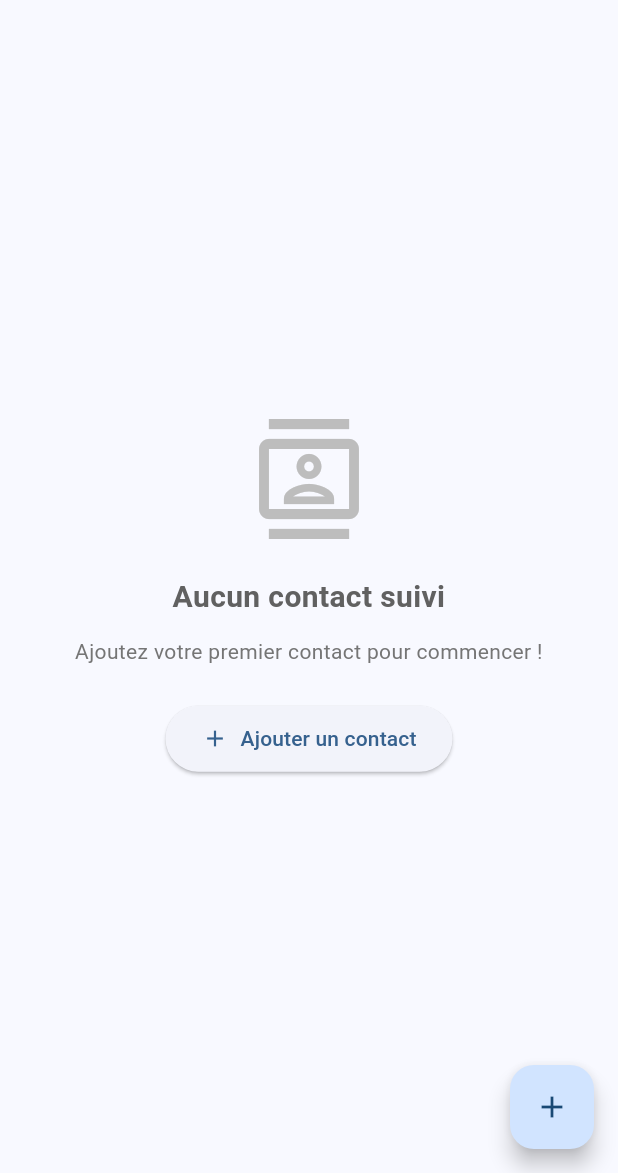
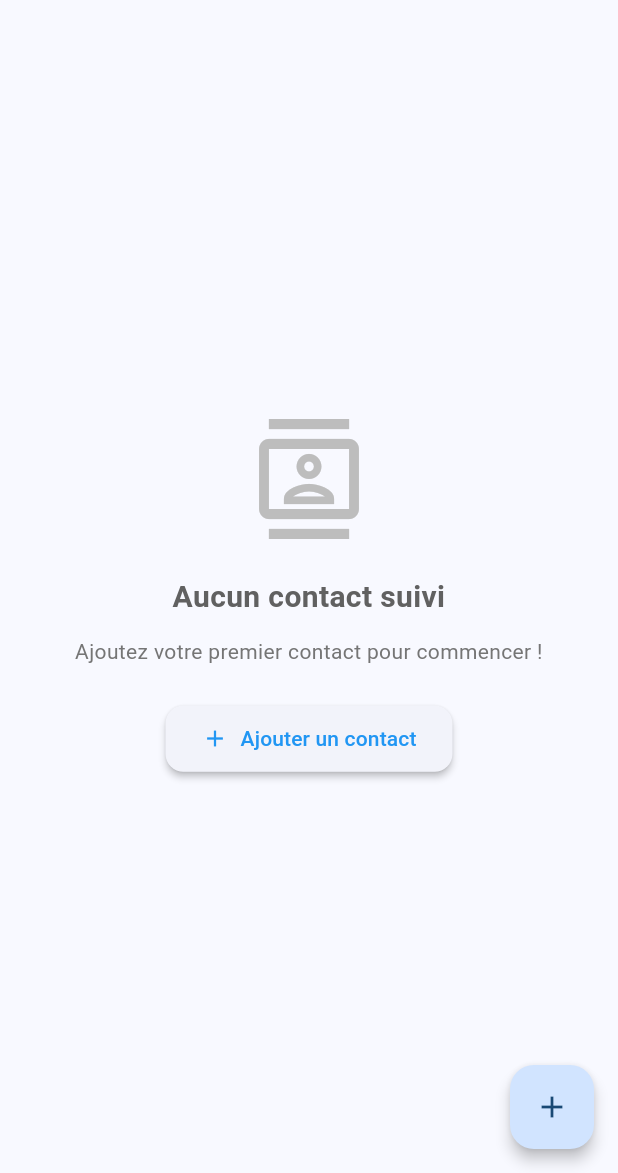
Before and after one commit to dgirard/calllog, a Flutter app: the screen it shows after launch, on a phone screen of 412 x 824 dp, the part 63-1236 px from its top. Run offline on Flutter 3.47's test engine with Material 3 defaults, Android fonts, the phone set to English and light mode, and no system bars; our stand-ins replace flutter_contacts, permission_handler, sqflite; accounts and stored records are empty.

Commit message:
Chantier 17: Améliorations UI/UX
- Créé app_theme.dart avec thème centralisé et cohérent
- Définition des couleurs de priorité
- Configuration complète du ThemeData avec Material Design 3
- Ajout d'animations sur ContactCard (scale au tap)
- Améliorations des transitions de page
- Cohérence des bordures arrondies (12-16px)
- Durées et courbes d'animation standardisées
- Optimisation de l'expérience utilisateur

🤖 Generated with [Claude Code](https://claude.com/claude-code)

Co-Authored-By: Claude <noreply@anthropic.com>

```diff
--- a/lib/main.dart
+++ b/lib/main.dart
@@ -7,6 +7,7 @@ import 'screens/home_screen.dart';
 import 'screens/add_contact_screen.dart';
 import 'screens/contact_detail_screen.dart';
 import 'screens/filters_screen.dart';
+import 'utils/app_theme.dart';
 
 void main() async {
   WidgetsFlutterBinding.ensureInitialized();
@@ -27,22 +28,7 @@ class MyApp extends StatelessWidget {
       child: MaterialApp(
         title: 'CallLog',
         debugShowCheckedModeBanner: false,
-        theme: ThemeData(
-          colorScheme: ColorScheme.fromSeed(
-            seedColor: Colors.blue,
-            brightness: Brightness.light,
-          ),
-          useMaterial3: true,
-          cardTheme: const CardThemeData(
-            elevation: 2,
-          ),
-          inputDecorationTheme: InputDecorationTheme(
-            border: OutlineInputBorder(
-              borderRadius: BorderRadius.circular(12),
-            ),
-            filled: true,
-          ),
-        ),
+        theme: AppTheme.lightTheme,
         // Localisation française
         localizationsDelegates: const [
           GlobalMaterialLocalizations.delegate,
--- /dev/null
+++ b/lib/utils/app_theme.dart
@@ -0,0 +1,126 @@
+import 'package:flutter/material.dart';
+
+/// Thème de l'application
+class AppTheme {
+  // Couleurs
+  static const Color primaryColor = Color(0xFF2196F3); // Bleu
+  static const Color secondaryColor = Color(0xFF03DAC6); // Teal
+  static const Color errorColor = Color(0xFFB00020);
+  static const Color successColor = Color(0xFF4CAF50);
+  static const Color warningColor = Color(0xFFFF9800);
+
+  // Couleurs de priorité
+  static const Color birthdayColor = Color(0xFFEC407A); // Rose
+  static const Color highPriorityColor = Color(0xFFEF5350); // Rouge
+  static const Color mediumPriorityColor = Color(0xFFFF9800); // Orange
+  static const Color lowPriorityColor = Color(0xFF66BB6A); // Vert
+
+  // Thème clair
+  static ThemeData get lightTheme {
+    return ThemeData(
+      colorScheme: ColorScheme.fromSeed(
+        seedColor: primaryColor,
+        brightness: Brightness.light,
+        primary: primaryColor,
+        secondary: secondaryColor,
+        error: errorColor,
+      ),
+      useMaterial3: true,
+
+      // AppBar
+      appBarTheme: const AppBarTheme(
+        centerTitle: false,
+        elevation: 0,
+        scrolledUnderElevation: 2,
+      ),
+
+      // Cards
+      cardTheme: CardThemeData(
+        elevation: 2,
+        shape: RoundedRectangleBorder(
+          borderRadius: BorderRadius.circular(16),
+        ),
+        margin: const EdgeInsets.symmetric(horizontal: 16, vertical: 8),
+      ),
+
+      // Inputs
+      inputDecorationTheme: InputDecorationTheme(
+        filled: true,
+        border: OutlineInputBorder(
+          borderRadius: BorderRadius.circular(12),
+        ),
+        contentPadding: const EdgeInsets.symmetric(
+          horizontal: 16,
+          vertical: 16,
+        ),
+      ),
+
+      // Boutons
+      elevatedButtonTheme: ElevatedButtonThemeData(
+        style: ElevatedButton.styleFrom(
+          elevation: 2,
+          padding: const EdgeInsets.symmetric(
+            horizontal: 24,
+            vertical: 14,
+          ),
+          shape: RoundedRectangleBorder(
+            borderRadius: BorderRadius.circular(12),
+          ),
+        ),
+      ),
+
+      // Chips
+      chipTheme: ChipThemeData(
+        shape: RoundedRectangleBorder(
+          borderRadius: BorderRadius.circular(20),
+        ),
+        padding: const EdgeInsets.symmetric(horizontal: 12, vertical: 8),
+      ),
+
+      // FloatingActionButton
+      floatingActionButtonTheme: const FloatingActionButtonThemeData(
+        elevation: 4,
+        highlightElevation: 8,
+      ),
+
+      // ListTile
+      listTileTheme: const ListTileThemeData(
+        contentPadding: EdgeInsets.symmetric(horizontal: 16, vertical: 4),
+      ),
+
+      // Divider
+      dividerTheme: const DividerThemeData(
+        thickness: 1,
+        space: 1,
+      ),
+
+      // Page transitions
+      pageTransitionsTheme: const PageTransitionsTheme(
+        builders: {
+          TargetPlatform.android: CupertinoPageTransitionsBuilder(),
+          TargetPlatform.iOS: CupertinoPageTransitionsBuilder(),
+        },
+      ),
+    );
+  }
+
+  // Thème sombre (pour évolution future)
+  static ThemeData get darkTheme {
+    return ThemeData(
+      colorScheme: ColorScheme.fromSeed(
+        seedColor: primaryColor,
+        brightness: Brightness.dark,
+      ),
+      useMaterial3: true,
+    );
+  }
+
+  // Durées d'animation
+  static const Duration shortAnimation = Duration(milliseconds: 200);
+  static const Duration mediumAnimation = Duration(milliseconds: 300);
+  static const Duration longAnimation = Duration(milliseconds: 500);
+
+  // Courbes d'animation
+  static const Curve defaultCurve = Curves.easeInOut;
+  static const Curve emphasizedCurve = Curves.easeInOutCubic;
+}
```
Also changed, not shown: lib/widgets/contact_card.dart (+47 -14 lines).
